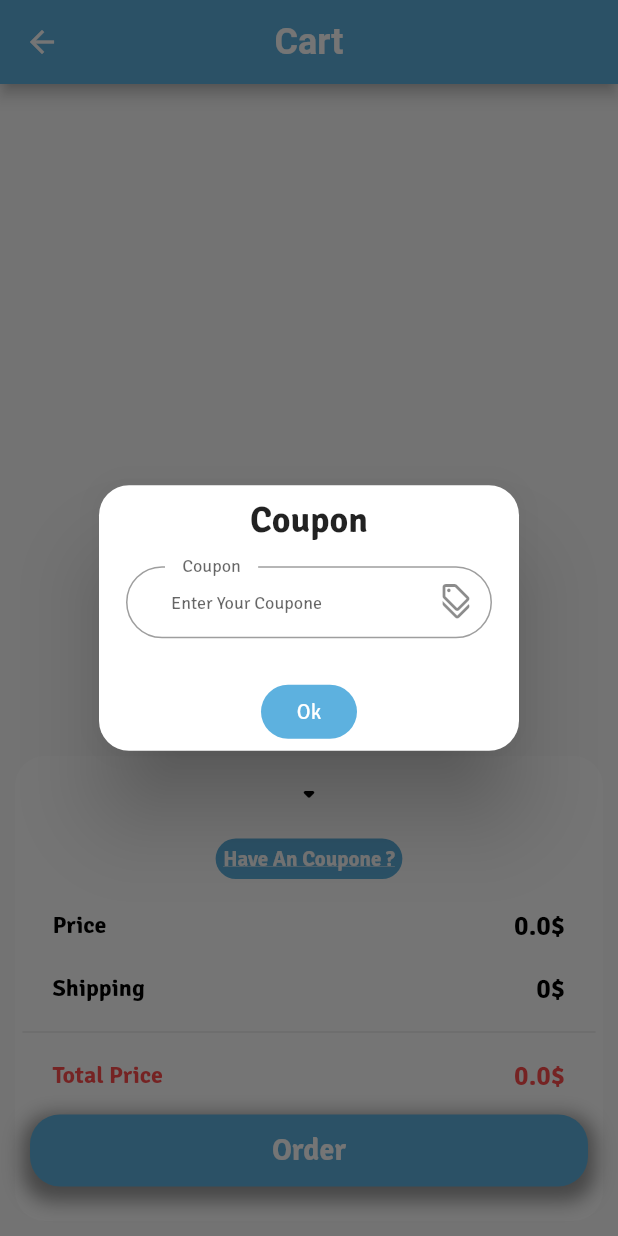
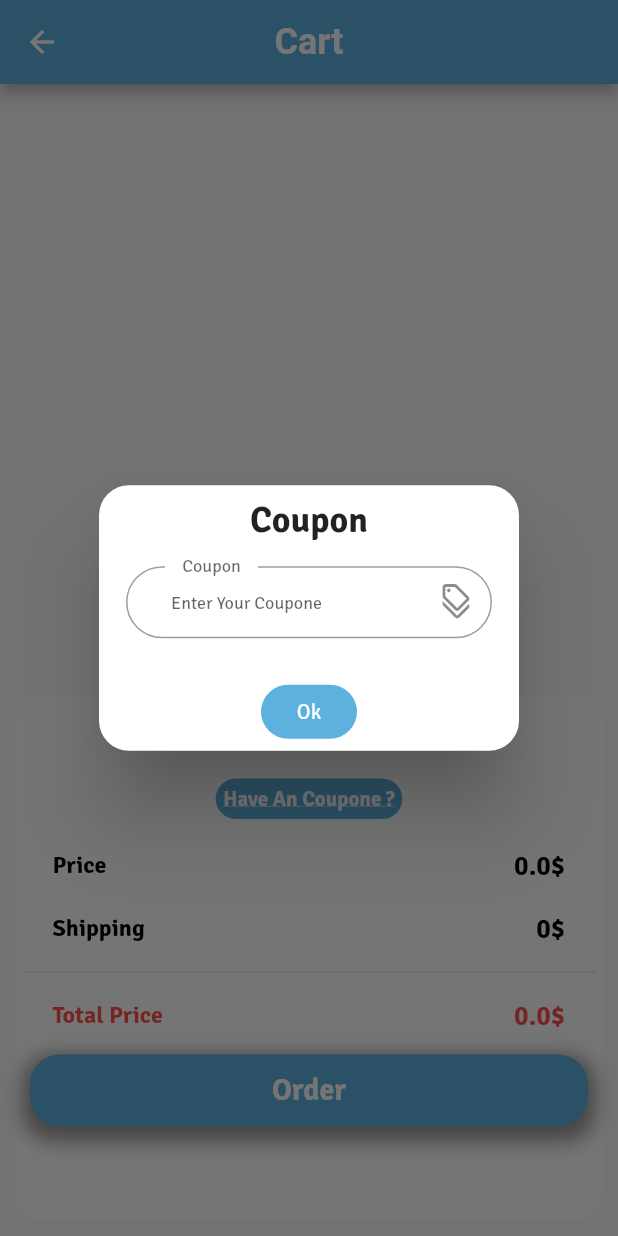
Before and after one commit to mahmoudAbdelraheem/matgary, a Flutter app: the CartScreen screen opened by its route, after a tap on the "arrow drop up" icon, after a tap on "Have An Coupone ?", on a phone screen of 412 x 824 dp. Run offline on Flutter 3.47's test engine with Material 3 defaults, Android fonts, the light colour scheme and no system bars; our stand-ins replace cached_network_image, dartz, firebase_core, firebase_messaging, flutter_map, flutter_otp_text_field and 6 more; accounts and stored records are empty.

Commit message:
check coupon & calc total price

```diff
--- a/lib/apis_link.dart
+++ b/lib/apis_link.dart
@@ -48,4 +48,6 @@ class ApiLink {
   static const String viewAddress = '$server/address/view.php';
   static const String removeAddress = '$server/address/remove.php';
   static const String updateAddress = '$server/address/update.php';
+  //? coupons
+  static const String checkCoupone = '$server/coupon/checkcoupon.php';
 }
--- /dev/null
+++ b/lib/core/functions/coupon_text_form.dart
@@ -0,0 +1,29 @@
+import 'package:flutter/material.dart';
+import 'package:get/get.dart';
+import 'package:matgary/core/constant/app_colors.dart';
+import 'package:matgary/core/shared/custom_app_text_form.dart';
+
+couponTextForm(TextEditingController controller, void Function()? confirm) {
+  return Get.defaultDialog(
+    title: 'Coupon',
+    //? text form feild
+    content: Container(
+      margin: const EdgeInsets.symmetric(horizontal: 10),
+      child: CustomAppTextForm(
+        labelText: 'Coupon',
+        hintText: 'Enter Your Coupone',
+        sufixIcon: Icons.discount_outlined,
+        myValidator: (val) {
+          return null;
+        },
+        myController: controller,
+        myKeyboardType: TextInputType.text,
+      ),
+    ),
+    buttonColor: AppColors.myBlue,
+    confirmTextColor: AppColors.myWhite,
+
+    //?
+    onConfirm: confirm,
+  );
+}
--- /dev/null
+++ b/lib/data/models/coupon_model.dart
@@ -0,0 +1,32 @@
+class CouponModel {
+  String? couponId;
+  String? couponName;
+  String? couponCount;
+  String? couponDiscount;
+  String? couponExpireDate;
+
+  CouponModel(
+      {this.couponId,
+      this.couponName,
+      this.couponCount,
+      this.couponDiscount,
+      this.couponExpireDate});
+
+  CouponModel.fromJson(Map<String, dynamic> json) {
+    couponId = json['coupon_id'];
+    couponName = json['coupon_name'];
+    couponCount = json['coupon_count'];
+    couponDiscount = json['coupon_discount'];
+    couponExpireDate = json['coupon_expire_date'];
+  }
+
+  Map<String, dynamic> toJson() {
+    final Map<String, dynamic> data = <String, dynamic>{};
+    data['coupon_id'] = couponId;
+    data['coupon_name'] = couponName;
+    data['coupon_count'] = couponCount;
+    data['coupon_discount'] = couponDiscount;
+    data['coupon_expire_date'] = couponExpireDate;
+    return data;
+  }
+}
--- a/lib/view/widget/cart/cart_floation_action_btn.dart
+++ b/lib/view/widget/cart/cart_floation_action_btn.dart
@@ -17,7 +17,8 @@ class CartFloatingActionBtnWidget extends StatelessWidget {
         duration: const Duration(milliseconds: 700),
         margin: const EdgeInsets.all(10),
         padding: const EdgeInsets.fromLTRB(5, 5, 5, 5),
-        height: controller.isOpen ? 310 : 110,
+        //height: controller.isOpen ? 310 : 110,
+        height: controller.isOpen ? 350 : 110,
         decoration: BoxDecoration(
           color: controller.isOpen ? AppColors.myWhite : null,
           borderRadius: BorderRadius.circular(20),
--- a/lib/view/widget/cart/cart_total_price.dart
+++ b/lib/view/widget/cart/cart_total_price.dart
@@ -2,7 +2,7 @@ import 'package:flutter/material.dart';
 import 'package:get/get.dart';
 import 'package:matgary/controller/cart_controller.dart';
 import 'package:matgary/core/constant/app_colors.dart';
-import 'package:matgary/core/shared/custom_app_text_form.dart';
+import 'package:matgary/core/functions/coupon_text_form.dart';
 
 class TotalPriceTextWidget extends GetView<CartControllerImp> {
   const TotalPriceTextWidget({
@@ -14,34 +14,13 @@ class TotalPriceTextWidget extends GetView<CartControllerImp> {
     return Column(
       mainAxisSize: MainAxisSize.min,
       children: [
+        //? coupon
         InkWell(
           onTap: () {
             //? open an aleart dialog to insart coupone
-
-            Get.defaultDialog(
-              title: 'Coupon',
-              //? text form feild
-              content: Container(
-                margin: const EdgeInsets.symmetric(horizontal: 10),
-                child: CustomAppTextForm(
-                  labelText: 'Coupon',
-                  hintText: 'Enter Your Coupone',
-                  sufixIcon: Icons.discount_outlined,
-                  myValidator: (val) {
-                    return null;
-                  },
-                  myController: controller.couponController,
-                  myKeyboardType: TextInputType.text,
-                ),
-              ),
-              buttonColor: AppColors.myBlue,
-              confirmTextColor: AppColors.myWhite,
-
-              //?
-              onConfirm: () {
-                //? check user coupon from data base
-              },
-            );
+            couponTextForm(controller.couponController, () {
+              controller.checkCoupon();
+            });
           },
           child: Container(
             padding: const EdgeInsets.all(5),
@@ -61,6 +40,7 @@ class TotalPriceTextWidget extends GetView<CartControllerImp> {
             ),
           ),
         ),
+        //? total order price
         Padding(
           padding: const EdgeInsets.symmetric(horizontal: 20, vertical: 10),
           child: Row(
@@ -74,8 +54,54 @@ class TotalPriceTextWidget extends GetView<CartControllerImp> {
                   color: AppColors.myBlack,
                 ),
               ),
+              Row(
+                mainAxisSize: MainAxisSize.min,
+                children: [
+                  //? price befor coupon discount
+                  if (controller.couponModel != null)
                     Text(
                       '${controller.orderTotalPrice}\$',
+                      style: TextStyle(
+                        fontSize: 14,
+                        color: AppColors.myBlack,
+                        decoration: TextDecoration.lineThrough,
+                        decorationStyle: TextDecorationStyle.solid,
+                        decorationColor: AppColors.myRed,
+                        decorationThickness: 3,
+                      ),
+                    ),
+                  const SizedBox(width: 10),
+                  //? price after coupon discount
+                  Text(
+                    '${controller.orderTotalDicountPrice}\$',
+                    style: TextStyle(
+                      fontSize: 18,
+                      fontWeight: FontWeight.bold,
+                      color: AppColors.myBlack,
+                    ),
+                  ),
+                ],
+              ),
+            ],
+          ),
+        ),
+        //? user coupon discount
+        if (controller.couponModel != null)
+          Padding(
+            padding: const EdgeInsets.symmetric(horizontal: 20, vertical: 10),
+            child: Row(
+              mainAxisAlignment: MainAxisAlignment.spaceBetween,
+              children: [
+                Text(
+                  'Discount',
+                  style: TextStyle(
+                    fontSize: 16,
+                    fontWeight: FontWeight.bold,
+                    color: AppColors.myBlack,
+                  ),
+                ),
+                Text(
+                  '${controller.couponModel!.couponDiscount}%',
                   style: TextStyle(
                     fontSize: 18,
                     fontWeight: FontWeight.bold,
@@ -85,6 +111,8 @@ class TotalPriceTextWidget extends GetView<CartControllerImp> {
               ],
             ),
           ),
+
+        //? shipping price
         Padding(
           padding: const EdgeInsets.symmetric(horizontal: 20, vertical: 10),
           child: Row(
@@ -124,7 +152,7 @@ class TotalPriceTextWidget extends GetView<CartControllerImp> {
                 ),
               ),
               Text(
-                '${controller.orderTotalPrice}\$',
+                '${controller.orderTotalDicountPrice}\$',
                 style: TextStyle(
                   fontSize: 18,
                   fontWeight: FontWeight.bold,
```
Also changed, not shown: lib/controller/cart_controller.dart (+44 -1 lines), lib/data/datasource/remote/cart_data.dart (+8 -0 lines). Lines whose indentation alone changed are shown as unchanged.
